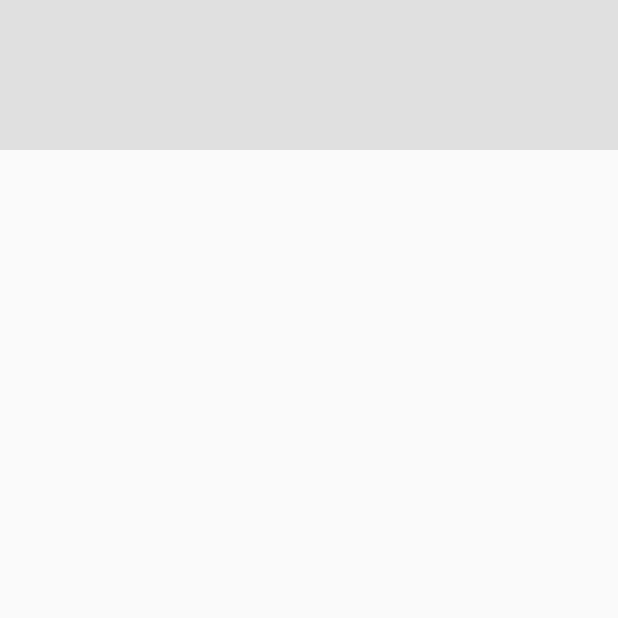
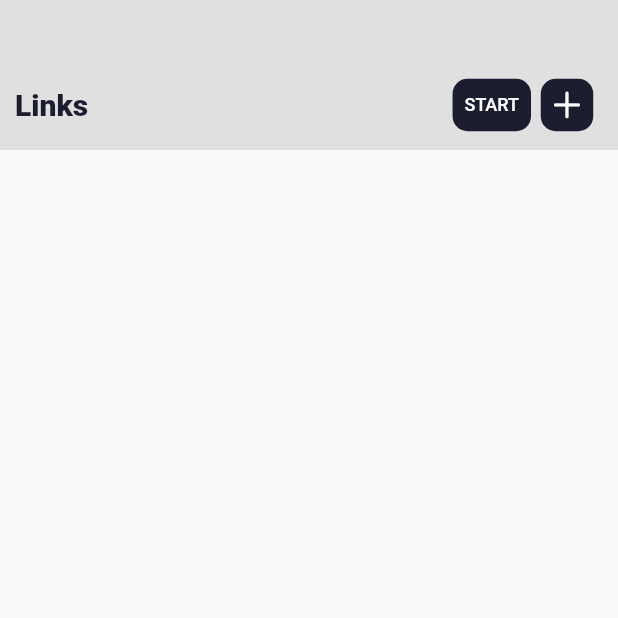
Before and after one commit to salamehMoe/url-list, a Flutter app: the screen it shows after launch, on a phone screen of 412 x 824 dp, the top half of it. Run offline on Flutter 3.47's test engine with Material 2 defaults, Android fonts, the phone set to English and light mode, and no system bars.

Commit message:
Added top Container with Btns

```diff
--- a/lib/main.dart
+++ b/lib/main.dart
@@ -1,3 +1,4 @@
+import 'package:flutter/cupertino.dart';
 import 'package:flutter/material.dart';
 
 void main() {
@@ -6,6 +7,7 @@ void main() {
 
 class MyApp extends StatelessWidget {
   const MyApp({Key? key}) : super(key: key);
+
   @override
   Widget build(BuildContext context) {
     return MaterialApp(
@@ -28,17 +30,60 @@ class MyHomePage extends StatefulWidget {
 }
 
 class _MyHomePageState extends State<MyHomePage> {
-
   @override
   Widget build(BuildContext context) {
     return Scaffold(
-      body:  Column(
-          children: [
-            Container(
-                height:100,
-                color:const Color(0xFFE0E0E0),
-            )
-          ],),
+      body: Column(
+        children: [
+          Container(
+              height: 100,
+              color: const Color(0xFFE0E0E0),
+              child: Padding(
+                padding: const EdgeInsets.only(top: 40.0, left: 10, right: 10),
+                child: Row(
+                  mainAxisAlignment: MainAxisAlignment.spaceBetween,
+                  children: [
+                    const Text(
+                      'Links',
+                      style: TextStyle(
+                        fontSize: 20,
+                        fontWeight: FontWeight.w900,
+                        color: Color(0xFF1C1D2F),
+                      ),
+                    ),
+                    Row(
+                      mainAxisAlignment: MainAxisAlignment.spaceBetween,
+                      children: [
+                       TextButton(onPressed: (){
+                         print('Btn Pressed');
+                       }, child: const Text('START',style: TextStyle(color: Colors.white,fontSize: 12,),),style: TextButton.styleFrom(
+                         backgroundColor: const Color(0xFF1C1D2F),
+                         minimumSize: const Size(35, 35),
+                         shape: const RoundedRectangleBorder(
+                           borderRadius: BorderRadius.all(Radius.circular(10.0),
+                           ),
+
+                         ),
+                       ),),
+                        TextButton(onPressed: (){
+                          print('Add Btn Pressed');
+                        }, child:const Icon(CupertinoIcons.add,color: Colors.white,size: 25,),//Text('+', style: TextStyle(color: Colors.white,fontSize: 20,)),
+                          style: TextButton.styleFrom(
+                          backgroundColor: const Color(0xFF1C1D2F),
+                            padding: EdgeInsets.zero,
+                            minimumSize: const Size(35, 35),
+                          shape: const RoundedRectangleBorder(
+                            borderRadius: BorderRadius.all(Radius.circular(10.0)),
+                          ),
+
+                        ),),
+                      ],
+                    )
+                  ],
+                ),
+              ))
+        ],
+      ),
     );
   }
 }
```
